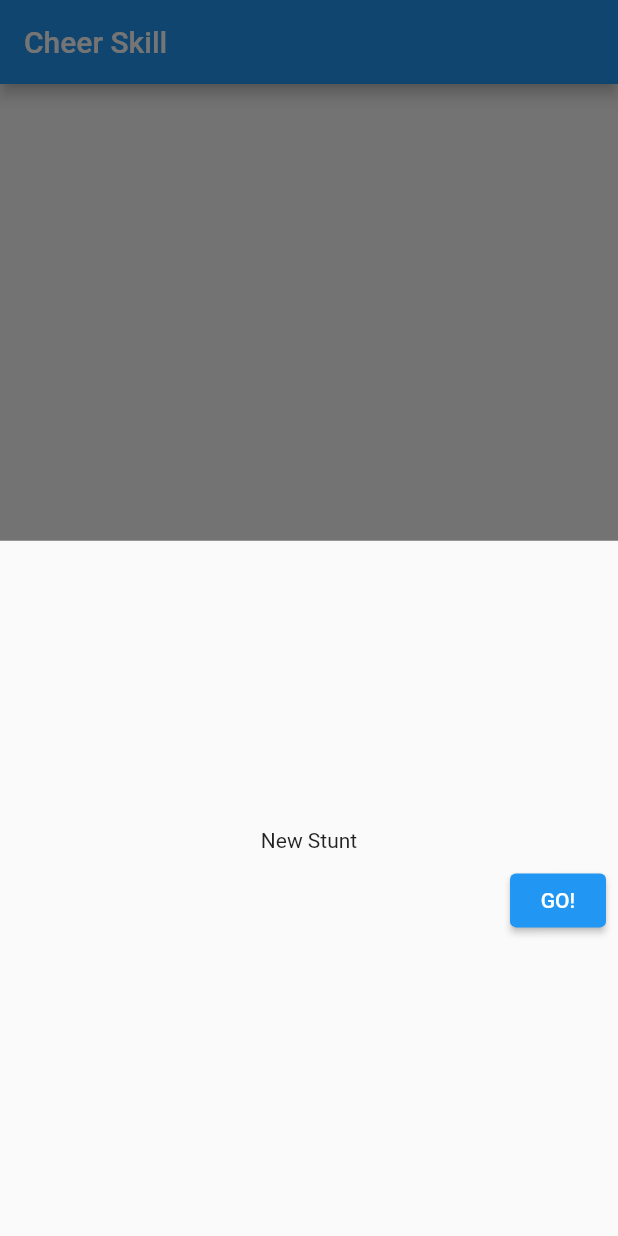
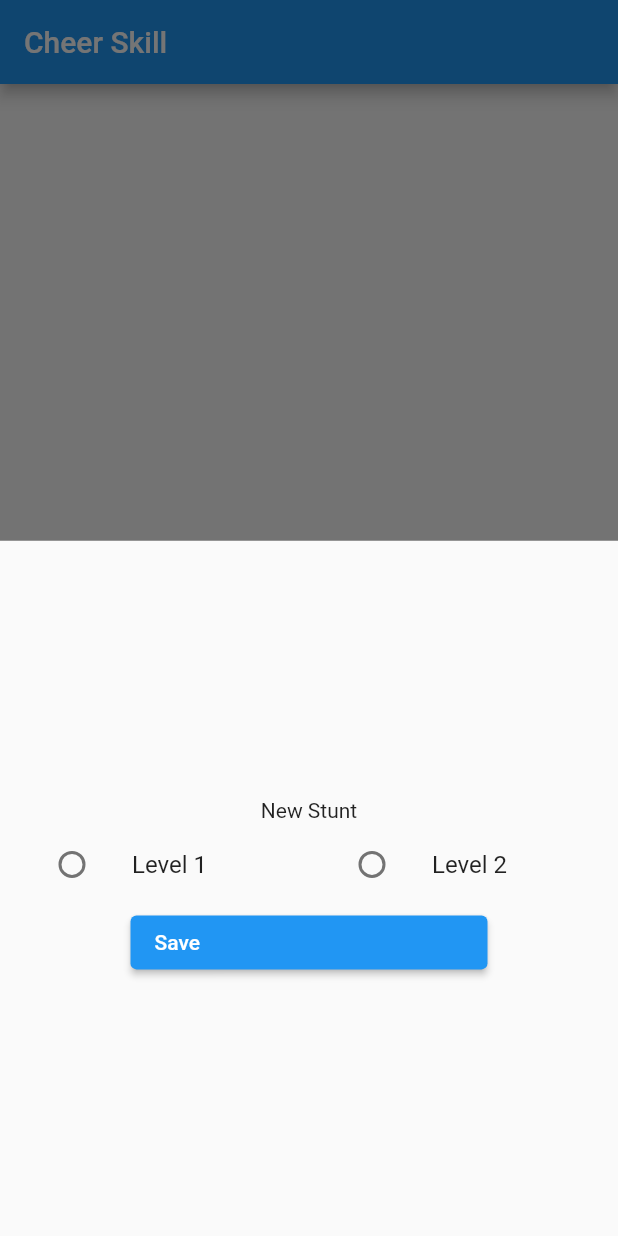
Before and after one commit to TiroLiroLD/cheer_stunt_maker, a Flutter app: the screen it shows after launch, after a tap on the "settings" icon, on a phone screen of 412 x 824 dp. Run offline on Flutter 3.47's test engine with Material 2 defaults, Android fonts, the light colour scheme and no system bars.

Commit message:
<feat>implement level selector

```diff
--- a/assets/data/varsity_skills.json
+++ b/assets/data/varsity_skills.json
@@ -1,5 +1,25 @@
 {
   "2021-2022": {
+    "levels": {
+      "10000": {
+        "name": "Level 1"
+      },
+      "20000": {
+        "name": "Level 2"
+      },
+      "30000": {
+        "name": "Level 3"
+      },
+      "40000": {
+        "name": "Level 4"
+      },
+      "50000": {
+        "name": "Level 5"
+      },
+      "60000": {
+        "name": "Junior Level 6"
+      }
+    },
     "en": {
       "level_1": {
         "level_apropriate": {
--- a/lib/config/stuntSettingsModal.dart
+++ b/lib/config/stuntSettingsModal.dart
@@ -1,19 +1,72 @@
+import 'dart:convert';
+
+import 'package:cheer_skill/config/settings.dart';
+import 'package:cheer_skill/test.dart';
 import 'package:flutter/material.dart';
 
 import '../strings.dart';
 
 class StuntSettingsModal extends StatefulWidget {
   final Function createStunt;
-  const StuntSettingsModal({Key? key, required this.createStunt}) : super(key: key);
+
+  const StuntSettingsModal({Key? key, required this.createStunt})
+      : super(key: key);
 
   @override
   _StuntSettingsModalState createState() => _StuntSettingsModalState();
 }
 
 class _StuntSettingsModalState extends State<StuntSettingsModal> {
+  var _levels = [];
+  var selectedLevel = "level_5";
+
+  Future<dynamic> _fetchLevels() async {
+    String data = await DefaultAssetBundle.of(context)
+        .loadString("assets/data/varsity_skills.json");
+    var levelMap = jsonDecode(data)[year]["levels"] as Map;
+    var levelList = [];
+    for (dynamic i in levelMap.keys) {
+      levelList.add(levelMap[i]["name"]);
+    }
+    setState(() {
+      _levels = levelList;
+    });
+  }
+
+  List<Widget> _mapLevelsToWidget() {
+    return _levels
+        .map(
+          (e) => SizedBox(
+            width: 200.0,
+            child: ListTile(
+              title: Text(e),
+              leading: Radio<String>(
+                value: e,
+                groupValue: selectedLevel,
+                onChanged: (String? value) {
+                  setState(() {
+                    selectedLevel = value!;
+                  });
+                  print(selectedLevel);
+                },
+              ),
+            ),
+          ),
+        )
+        .toList();
+  }
+
+  @override
+  void initState() {
+    _fetchLevels();
+    super.initState();
+  }
+
   @override
   Widget build(BuildContext context) {
-    return Container(
+    return Padding(
+      padding: const EdgeInsets.all(8.0),
+      child: Container(
         height: 500,
         child: Center(
           child: Column(
@@ -21,18 +74,25 @@ class _StuntSettingsModalState extends State<StuntSettingsModal> {
             mainAxisSize: MainAxisSize.min,
             children: <Widget>[
               const Text(newSequenceConfig),
-            ButtonBar(
-              children: [
+              //DropdownSelector(),
+              SingleChildScrollView(
+                scrollDirection: Axis.horizontal,
+                child: Row(
+                  children: _mapLevelsToWidget(),
+                ),
+              ),
               ElevatedButton(
                 onPressed: () {
                   widget.createStunt();
                   Navigator.pop(context);
                 },
-                  child: const Text(newSequenceGo),
-                )
+                child: SizedBox(
+                  child: const Text(saveStuntSettings),
+                  width: MediaQuery.of(context).size.width / 2,
+                ),
+              ),
             ],
-            )
-          ],
+          ),
         ),
       ),
     );
--- a/lib/strings.dart
+++ b/lib/strings.dart
@@ -1,2 +1,10 @@
 const newSequenceConfig = "New Stunt";
 const newSequenceGo = "GO!";
+const saveStuntSettings = "Save";
+
+const level1 = "Level 1";
+const level2 = "Level 2";
+const level3 = "Level 3";
+const level4 = "Level 4";
+const level5 = "Level 5";
+const level6 = "Level 6";
```
Also changed, not shown: lib/test.dart (+38 -0 lines). Lines whose indentation alone changed are shown as unchanged.
